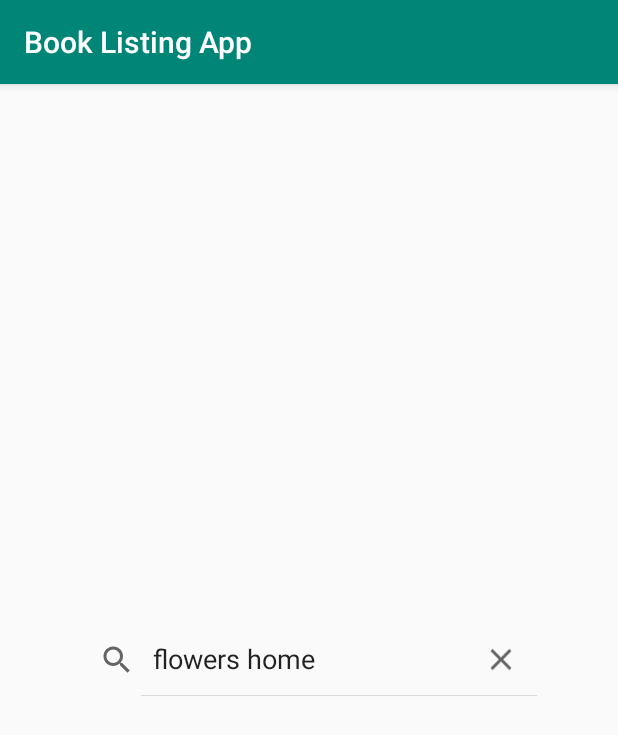
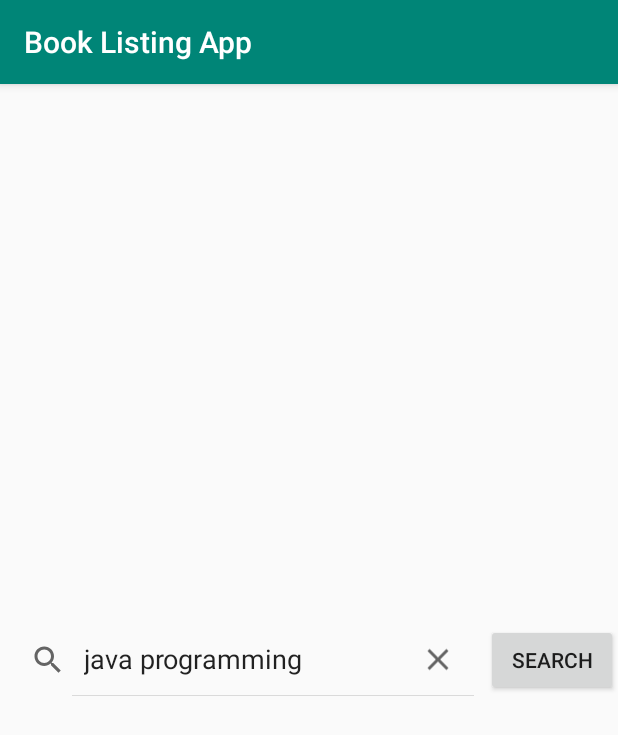
Before and after one commit to JVJplus/Android-Projects, an Android app: the screen it shows after launch (MainActivity), on a phone screen of 412 x 824 dp. Shown: the top 735 px of the screen. Run offline under Robolectric (Android 15) with nearby library versions, the phone set to English and light mode, and no system bars.

```diff
--- a/Side Works/BookListingApp/app/src/main/java/com/jvjplus/booklistingapp/MainActivity.java
+++ b/Side Works/BookListingApp/app/src/main/java/com/jvjplus/booklistingapp/MainActivity.java
@@ -3,35 +3,40 @@ package com.jvjplus.booklistingapp;
 import android.content.Intent;
 import android.os.Bundle;
 import android.util.Log;
+import android.view.View;
+import android.widget.Button;
 import android.widget.SearchView;
 import androidx.appcompat.app.AppCompatActivity;
 
-public class MainActivity extends AppCompatActivity implements SearchView.OnQueryTextListener {
+public class MainActivity extends AppCompatActivity implements SearchView.OnQueryTextListener, View.OnClickListener {
 
     String query;
+    SearchView searchView;
+    Button searchBtn;
 
     @Override
     protected void onCreate(Bundle savedInstanceState) {
         super.onCreate(savedInstanceState);
         setContentView(R.layout.activity_main);
 
+        searchView = (SearchView) findViewById(R.id.searchView);
+        searchBtn=(Button)findViewById(R.id.search_btn);
+
         addListenerToSearch();
     }
 
     private void addListenerToSearch() {
-        SearchView searchView = (SearchView) findViewById(R.id.searchView);
+
 //        TODO: Remove Below Line Later!
-        searchView.setQuery("flowers home",false);
+        searchView.setQuery("java programming",false);
         searchView.setOnQueryTextListener(this);
+        searchBtn.setOnClickListener(this);
     }
 
     @Override
     public boolean onQueryTextSubmit(String query) {
         this.query=query;
-
-        Intent intent=new Intent(this,SearchResult.class);
-        intent.putExtra("query", query);
-        startActivity(intent);
+        startIntent();
         return false;
     }
 
@@ -39,4 +44,18 @@ public class MainActivity extends AppCompatActivity implements SearchView.OnQuer
     public boolean onQueryTextChange(String newText) {
         return false;
     }
+
+
+    @Override
+    public void onClick(View v) {
+        query=searchView.getQuery().toString();
+        Log.e("Button se",query);
+        startIntent();
+    }
+
+    public void startIntent(){
+        Intent intent=new Intent(this,SearchResult.class);
+        intent.putExtra("query", query);
+        startActivity(intent);
+    }
 }
--- a/Side Works/BookListingApp/app/src/main/res/layout/activity_main.xml
+++ b/Side Works/BookListingApp/app/src/main/res/layout/activity_main.xml
@@ -7,17 +7,27 @@
     >
 
 <LinearLayout
-    android:layout_width="wrap_content"
+    android:layout_width="match_parent"
     android:layout_height="wrap_content"
     android:layout_centerInParent="true"
+    android:orientation="horizontal"
     >
 
     <SearchView
         android:id="@+id/searchView"
-        android:layout_width="match_parent"
+        android:layout_width="wrap_content"
         android:layout_height="wrap_content"
         android:queryHint="Book Name"
         android:iconifiedByDefault="false"
+        android:layout_weight="1"
+        />
+
+    <Button
+        android:id="@+id/search_btn"
+        android:layout_width="wrap_content"
+        android:layout_height="wrap_content"
+        android:layout_gravity="center"
+        android:text="Search"
         />
 
 </LinearLayout>
```
Also changed, not shown: Side Works/BookListingApp/app/src/main/java/com/jvjplus/booklistingapp/BookDetails.java (+27 -3 lines), Side Works/BookListingApp/app/src/main/java/com/jvjplus/booklistingapp/SearchResult.java (+68 -20 lines).
